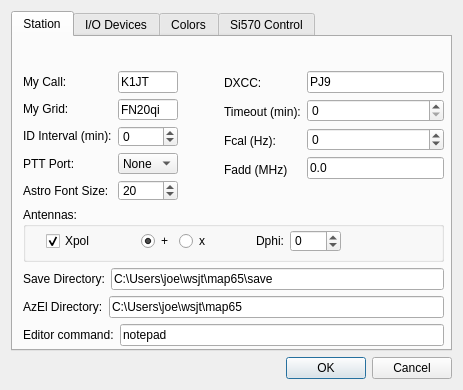
Before: the Qt Designer form q65w/devsetup.ui in kholia/wsjtx, drawn with Qt 5.
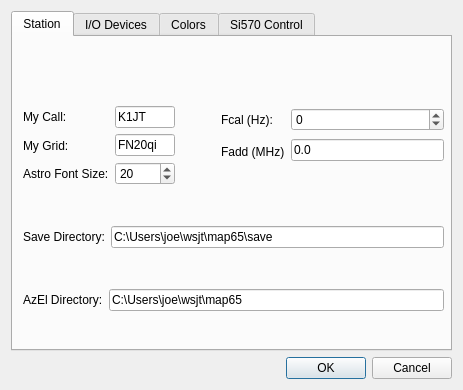
After: the same form once the commit is applied.

Commit message: Removinf unised stuff from devsetup.

The edit to the form file:
```diff
--- a/q65w/devsetup.ui
+++ b/q65w/devsetup.ui
@@ -63,32 +63,6 @@
               </property>
              </widget>
             </item>
-            <item>
-             <widget class="QLabel" name="label_3">
-              <property name="minimumSize">
-               <size>
-                <width>0</width>
-                <height>20</height>
-               </size>
-              </property>
-              <property name="text">
-               <string>ID Interval (min):</string>
-              </property>
-             </widget>
-            </item>
-            <item>
-             <widget class="QLabel" name="label_4">
-              <property name="minimumSize">
-               <size>
-                <width>0</width>
-                <height>20</height>
-               </size>
-              </property>
-              <property name="text">
-               <string>PTT Port:</string>
-              </property>
-             </widget>
-            </item>
             <item>
              <widget class="QLabel" name="label_7">
               <property name="text">
@@ -126,99 +100,6 @@
               </property>
              </widget>
             </item>
-            <item>
-             <widget class="QSpinBox" name="idIntSpinBox">
-              <property name="minimum">
-               <number>-20</number>
-              </property>
-              <property name="maximum">
-               <number>10</number>
-              </property>
-             </widget>
-            </item>
-            <item>
-             <widget class="QComboBox" name="pttComboBox">
-              <property name="maximumSize">
-               <size>
-                <width>60</width>
-                <height>16777215</height>
-               </size>
-              </property>
-              <property name="editable">
-               <bool>false</bool>
-              </property>
-              <item>
-               <property name="text">
-                <string>None</string>
-               </property>
-              </item>
-              <item>
-               <property name="text">
-                <string>COM1</string>
-               </property>
-              </item>
-              <item>
-               <property name="text">
-                <string>COM2</string>
-               </property>
-              </item>
-              <item>
-               <property name="text">
-                <string>COM3</string>
-               </property>
-              </item>
-              <item>
-               <property name="text">
-                <string>COM4</string>
-               </property>
-              </item>
-              <item>
-               <property name="text">
-                <string>COM5</string>
-               </property>
-              </item>
-              <item>
-               <property name="text">
-                <string>COM6</string>
-               </property>
-              </item>
-              <item>
-               <property name="text">
-                <string>COM7</string>
-               </property>
-              </item>
-              <item>
-               <property name="text">
-                <string>COM8</string>
-               </property>
-              </item>
-              <item>
-               <property name="text">
-                <string>COM9</string>
-               </property>
-              </item>
-              <item>
-               <property name="text">
-                <string>COM10</string>
-               </property>
-              </item>
-              <item>
-               <property name="text">
-                <string>COM11</string>
-               </property>
-              </item>
-              <item>
-               <property name="text">
-                <string>COM12</string>
-               </property>
-              </item>
-              <item>
-               <property name="text">
-                <string>COM13</string>
-               </property>
-              </item>
-             </widget>
-            </item>
             <item>
              <widget class="QSpinBox" name="astroFont">
               <property name="minimum">
@@ -252,32 +133,6 @@
           </item>
           <item>
            <layout class="QVBoxLayout" name="verticalLayout_4">
-            <item>
-             <widget class="QLabel" name="label_5">
-              <property name="minimumSize">
-               <size>
-                <width>0</width>
-                <height>20</height>
-               </size>
-              </property>
-              <property name="text">
-               <string>DXCC:</string>
-              </property>
-             </widget>
-            </item>
-            <item>
-             <widget class="QLabel" name="label_8">
-              <property name="minimumSize">
-               <size>
-                <width>0</width>
-                <height>20</height>
-               </size>
-              </property>
-              <property name="text">
-               <string>Timeout (min):</string>
-              </property>
-             </widget>
-            </item>
             <item>
              <widget class="QLabel" name="label_9">
               <property name="minimumSize">
@@ -324,26 +179,6 @@
           </item>
           <item>
            <layout class="QVBoxLayout" name="verticalLayout_5">
-            <item>
-             <widget class="QLineEdit" name="dxccEntry">
-              <property name="maximumSize">
-               <size>
-                <width>16777215</width>
-                <height>16777215</height>
-               </size>
-              </property>
-              <property name="text">
-               <string>PJ9</string>
-              </property>
-             </widget>
-            </item>
-            <item>
-             <widget class="QSpinBox" name="timeoutSpinBox">
-              <property name="maximum">
-               <number>40</number>
-              </property>
-             </widget>
-            </item>
             <item>
              <widget class="QSpinBox" name="fCalSpinBox">
               <property name="minimum">
@@ -381,154 +216,6 @@
           </item>
          </layout>
         </item>
-        <item>
-         <widget class="QGroupBox" name="antennaGroupBox">
-          <property name="sizePolicy">
-           <sizepolicy hsizetype="Preferred" vsizetype="Maximum">
-            <horstretch>0</horstretch>
-            <verstretch>0</verstretch>
-           </sizepolicy>
-          </property>
-          <property name="minimumSize">
-           <size>
-            <width>0</width>
-            <height>55</height>
-           </size>
-          </property>
-          <property name="title">
-           <string>Antennas:</string>
-          </property>
-          <widget class="QWidget" name="layoutWidget_1">
-           <property name="geometry">
-            <rect>
-             <x>10</x>
-             <y>23</y>
-             <width>321</width>
-             <height>22</height>
-            </rect>
-           </property>
-           <layout class="QHBoxLayout" name="horizontalLayout_5">
-            <item>
-             <spacer name="horizontalSpacer_10">
-              <property name="orientation">
-               <enum>Qt::Horizontal</enum>
-              </property>
-              <property name="sizeHint" stdset="0">
-               <size>
-                <width>40</width>
-                <height>20</height>
-               </size>
-              </property>
-             </spacer>
-            </item>
-            <item>
-             <widget class="QCheckBox" name="cbXpol">
-              <property name="text">
-               <string>Xpol</string>
-              </property>
-              <property name="checked">
-               <bool>true</bool>
-              </property>
-             </widget>
-            </item>
-            <item>
-             <spacer name="horizontalSpacer_9">
-              <property name="orientation">
-               <enum>Qt::Horizontal</enum>
-              </property>
-              <property name="sizeType">
-               <enum>QSizePolicy::Fixed</enum>
-              </property>
-              <property name="sizeHint" stdset="0">
-               <size>
-                <width>40</width>
-                <height>20</height>
-               </size>
-              </property>
-             </spacer>
-            </item>
-            <item>
-             <widget class="QRadioButton" name="rbAntenna">
-              <property name="text">
-               <string>+</string>
-              </property>
-              <property name="checked">
-               <bool>true</bool>
-              </property>
-             </widget>
-            </item>
-            <item>
-             <widget class="QRadioButton" name="rbAntennaX">
-              <property name="text">
-               <string>x</string>
-              </property>
-             </widget>
-            </item>
-            <item>
-             <spacer name="horizontalSpacer_3">
-              <property name="orientation">
-               <enum>Qt::Horizontal</enum>
-              </property>
-              <property name="sizeType">
-               <enum>QSizePolicy::Fixed</enum>
-              </property>
-              <property name="sizeHint" stdset="0">
-               <size>
-                <width>40</width>
-                <height>20</height>
-               </size>
-              </property>
-             </spacer>
-            </item>
-            <item>
-             <widget class="QLabel" name="labelDphi">
-              <property name="minimumSize">
-               <size>
-                <width>0</width>
-                <height>20</height>
-               </size>
-              </property>
-              <property name="text">
-               <string>Dphi:</string>
-              </property>
-             </widget>
-            </item>
-            <item>
-             <widget class="QSpinBox" name="dPhiSpinBox">
-              <property name="minimumSize">
-               <size>
-                <width>0</width>
-                <height>20</height>
-               </size>
-              </property>
-              <property name="minimum">
-               <number>-180</number>
-              </property>
-              <property name="maximum">
-               <number>180</number>
-              </property>
-              <property name="singleStep">
-               <number>10</number>
-              </property>
-             </widget>
-            </item>
-            <item>
-             <spacer name="horizontalSpacer_4">
-              <property name="orientation">
-               <enum>Qt::Horizontal</enum>
-              </property>
-              <property name="sizeHint" stdset="0">
-               <size>
-                <width>40</width>
-                <height>20</height>
-               </size>
-              </property>
-             </spacer>
-            </item>
-           </layout>
-          </widget>
-         </widget>
-        </item>
         <item>
          <layout class="QHBoxLayout" name="horizontalLayout_3">
           <item>
@@ -577,36 +264,6 @@
           </item>
          </layout>
         </item>
-        <item>
-         <layout class="QHBoxLayout" name="horizontalLayout_18">
-          <item>
-           <widget class="QLabel" name="label_23">
-            <property name="minimumSize">
-             <size>
-              <width>80</width>
-              <height>20</height>
-             </size>
-            </property>
-            <property name="text">
-             <string>Editor command:</string>
-            </property>
-           </widget>
-          </item>
-          <item>
-           <widget class="QLineEdit" name="editorEntry">
-            <property name="maximumSize">
-             <size>
-              <width>328</width>
-              <height>16777215</height>
-             </size>
-            </property>
-            <property name="text">
-             <string>notepad</string>
-            </property>
-           </widget>
-          </item>
-         </layout>
-        </item>
        </layout>
       </widget>
      </widget>
```
The commit also changes 3 other files.
